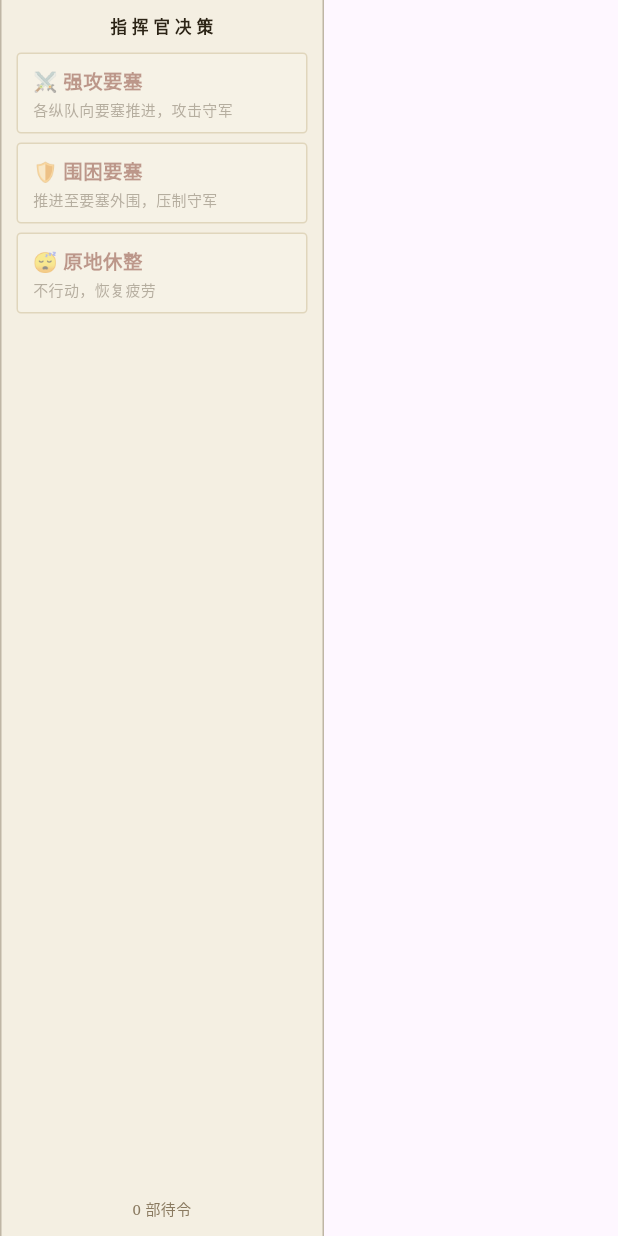
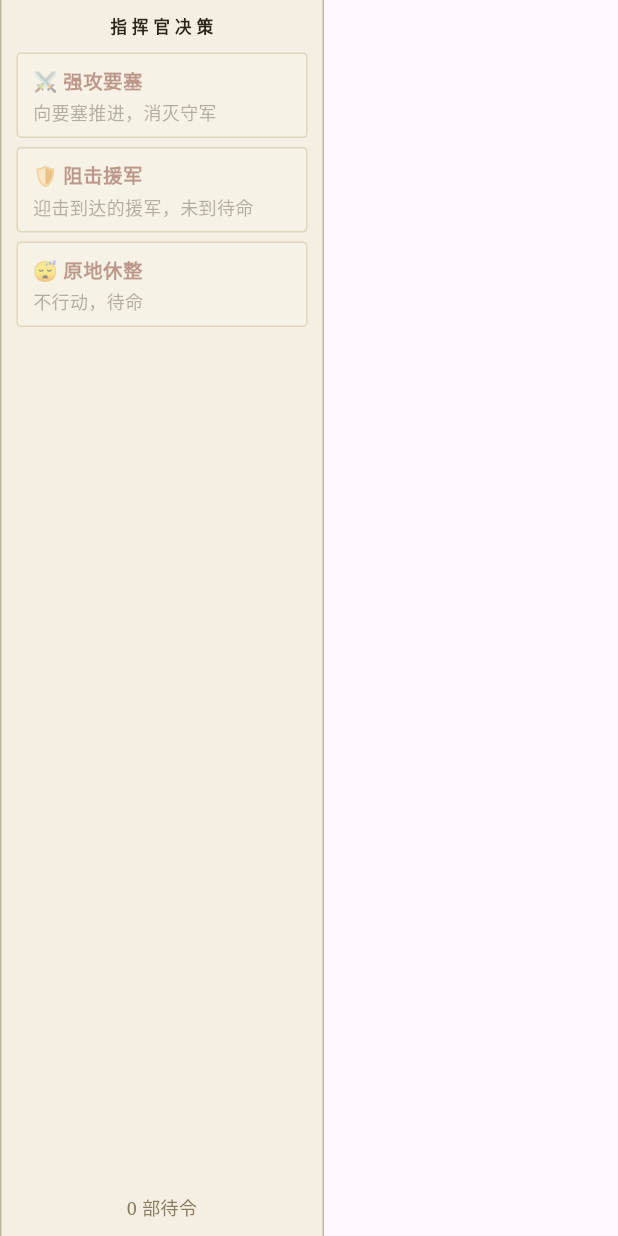
Before and after one commit to quanttide/qtgame-war, a Flutter app: the CommanderView widget shown alone on an empty page, opened directly with empty values, on a phone screen of 412 x 824 dp. Run offline on Flutter 3.47's test engine with Material 3 defaults, Android fonts, the light colour scheme and no system bars; missing offline and left inert: hex_toolkit.

Commit message:
feat(studio): v0.0.2 可赢可读落地——幻影防线显形、事件条、阻击卡、12种子8胜4败

```diff
--- a/src/studio/assets/campaigns/diqiudian/units.json
+++ b/src/studio/assets/campaigns/diqiudian/units.json
@@ -29,9 +29,9 @@
     { "id": 6,  "template": "liu_shi_liu", "side": "blue", "col": 5, "row": 5, "revealed": true },
     { "id": 7,  "template": "liu_shi_qi",  "side": "blue", "col": 6, "row": 5, "revealed": true },
     { "id": 8,  "template": "te_art",      "side": "blue", "col": 0, "row": 3, "revealed": true },
-    { "id": 20, "template": "zheng_40",    "side": "red",  "col": 5, "row": 4 },
-    { "id": 21, "template": "zheng_108",   "side": "red",  "col": 4, "row": 4 },
-    { "id": 22, "template": "kuai_su",     "side": "red",  "col": 6, "row": 4 },
+    { "id": 20, "template": "zheng_40",    "side": "red",  "col": 5, "row": 4, "revealed": true },
+    { "id": 21, "template": "zheng_108",   "side": "red",  "col": 4, "row": 4, "revealed": true },
+    { "id": 22, "template": "kuai_su",     "side": "red",  "col": 6, "row": 4, "revealed": true },
     { "id": 23, "template": "tian",        "side": "red",  "col": 3, "row": 2, "revealed": true },
     { "id": 24, "template": "ma_kou",      "side": "red",  "col": 2, "row": 5, "revealed": true },
     { "id": 25, "template": "liu_lou",     "side": "red",  "col": 7, "row": 1, "revealed": true }
--- a/src/studio/lib/views/commander_view.dart
+++ b/src/studio/lib/views/commander_view.dart
@@ -16,9 +16,9 @@ class CommanderView extends StatelessWidget {
   const CommanderView({super.key, required this.controller});
 
   static const List<(TaskType, String, String)> _cards = [
-    (TaskType.assault, '⚔ 强攻要塞', '各纵队向要塞推进，攻击守军'),
-    (TaskType.siege, '\u{1F6E1} 围困要塞', '推进至要塞外围，压制守军'),
-    (TaskType.standby, '\u{1F634} 原地休整', '不行动，恢复疲劳'),
+    (TaskType.assault, '⚔ 强攻要塞', '向要塞推进，消灭守军'),
+    (TaskType.block, '\u{1F6E1} 阻击援军', '迎击到达的援军，未到待命'),
+    (TaskType.standby, '\u{1F634} 原地休整', '不行动，待命'),
   ];
 
   @override
@@ -65,7 +65,7 @@ class CommanderView extends StatelessWidget {
             canOrder ? '$ready 部待令' : '敌军行动中…',
             textAlign: TextAlign.center,
             style: const TextStyle(
-              fontSize: 10,
+              fontSize: 12,
               color: Color(0xff8a7a60),
               fontFamily: 'serif',
             ),
@@ -87,7 +87,7 @@ class CommanderView extends StatelessWidget {
       engine: controller.engine,
       campaign: state.campaign,
       fortPos: _fortPos(),
-      reliefPos: null,
+      reliefPos: TaskType.reliefTasks.contains(task) ? _reliefPos() : null,
       currentTurn: state.currentTurn,
     );
     CommandExecutor(controller).executeAll(commands);
@@ -101,6 +101,14 @@ class CommanderView extends StatelessWidget {
           backgroundColor: const Color(0xff3a2f28),
         ),
       );
+  }
+
+  /// 首支存活援军的位置；援军未到达则 null（阻击卡原地待命）。
+  (int, int)? _reliefPos() {
+    for (final u in controller.state.enemyUnits) {
+      if (u.isReinforcement && u.alive) return (u.col, u.row);
+    }
+    return null;
   }
 
   /// 要塞格：地形目录中 isCore 的唯一格（数据来自剧本注入的 catalog）。
@@ -157,7 +165,7 @@ class _DecisionCard extends StatelessWidget {
               Text(
                 subtitle,
                 style: const TextStyle(
-                  fontSize: 10,
+                  fontSize: 12,
                   color: Color(0xff6b6050),
                   fontFamily: 'serif',
                 ),
```
Also changed, not shown: src/studio/assets/campaigns/diqiudian/campaign.json (+5 -5 lines), src/studio/lib/screens/headquarters_screen.dart (+25 -2 lines), 4 other files.
